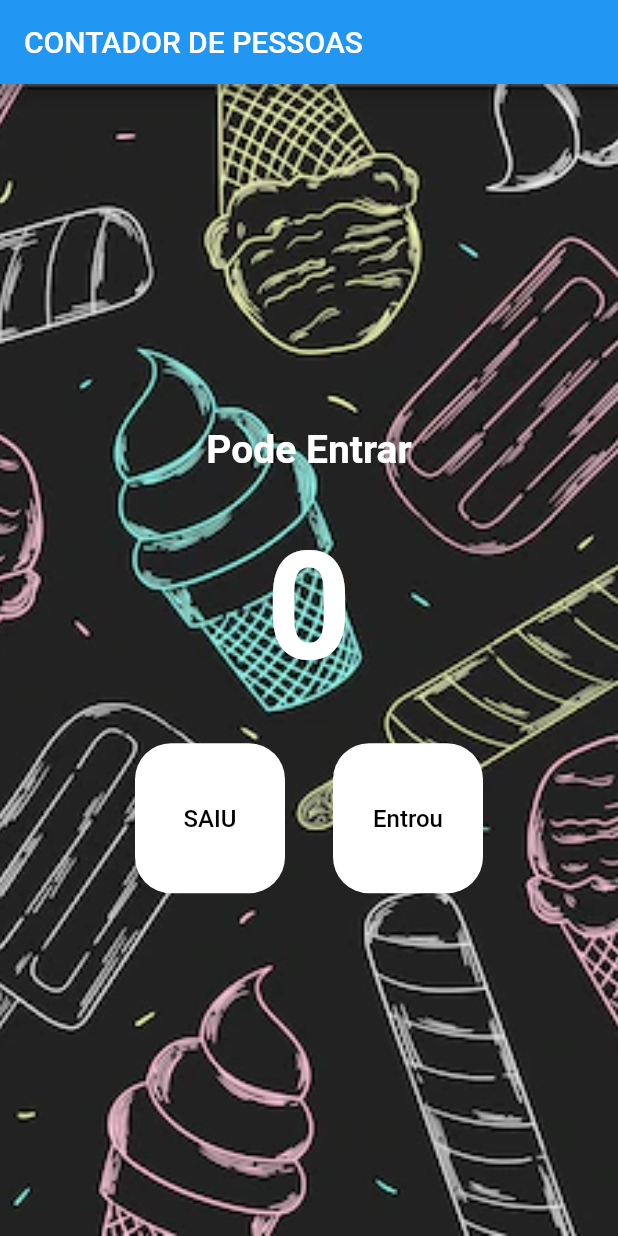
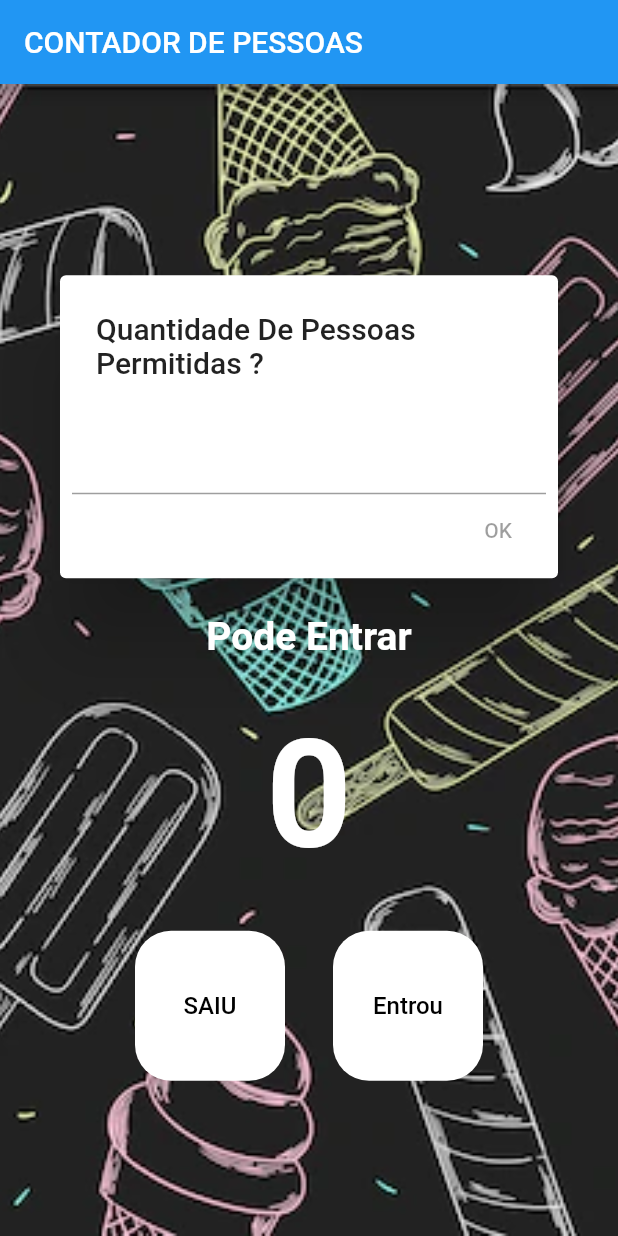
Before and after one commit to netim-carvalho/curso-flutter-contador-pessoas, a Flutter app: the screen it shows after launch, after a tap on "Entrou", after a tap on "SAIU", on a phone screen of 412 x 824 dp. Run offline on Flutter 3.47's test engine with Material 2 defaults, Android fonts, the phone set to English and light mode, and no system bars.

Commit message:
Codificando um AlertDiaolog que permite ao usuario informar a quantidade maxima de pessoas.

```diff
--- a/lib/main.dart
+++ b/lib/main.dart
@@ -20,6 +20,7 @@ class MyApp extends StatelessWidget {
 
 class HomePage extends StatefulWidget {
   const HomePage({Key? key}) : super(key: key);
+
   @override
   State<HomePage> createState() => _HomePageState();
 }
@@ -31,14 +32,12 @@ class _HomePageState extends State<HomePage> {
     setState(() {
       count--;
     });
-    print(count);
   }
 
   void incremente() {
     setState(() {
       count++;
     });
-    print(count);
   }
 
   bool get isEmpty => count == 0;
@@ -62,6 +61,17 @@ class _HomePageState extends State<HomePage> {
         child: Column(
           mainAxisAlignment: MainAxisAlignment.center,
           children: [
+            AlertDialog(
+                title: Text("Quantidade De Pessoas Permitidas ?"),
+                actions: [
+                  TextField(
+                    enabled: true,
+                  ),
+                  TextButton(
+                    onPressed: null,
+                    child: Text("OK"),
+                  )
+                ]),
             Text(
               isFull ? "Lotado!" : "Pode Entrar",
               style: const TextStyle(
@@ -74,7 +84,7 @@ class _HomePageState extends State<HomePage> {
               padding: const EdgeInsets.all(32),
               child: Text(
                 "$count",
-                style:  TextStyle(
+                style: TextStyle(
                   fontSize: 100,
                   color: isFull ? Colors.red : Colors.white,
                   fontWeight: FontWeight.w700,
--- a/pubspec.yaml
+++ b/pubspec.yaml
@@ -45,6 +45,7 @@ dev_dependencies:
   # package. See that file for information about deactivating specific lint
   # rules and activating additional ones.
   flutter_lints: ^1.0.0
+  flutter_launcher_icons: "^0.9.2"
 
 # For information on the generic Dart part of this file, see the
 # following page: https://dart.dev/tools/pub/pubspec
@@ -90,3 +91,8 @@ flutter:
   #
   # For details regarding fonts from package dependencies,
   # see https://flutter.dev/custom-fonts/#from-packages
+
+flutter_icons:
+  android: true
+  ios: true
+  image_path: "assets/icons/icon.png"
```
Also changed, not shown: lib/aula2.dart (deleted), pubspec.lock.
